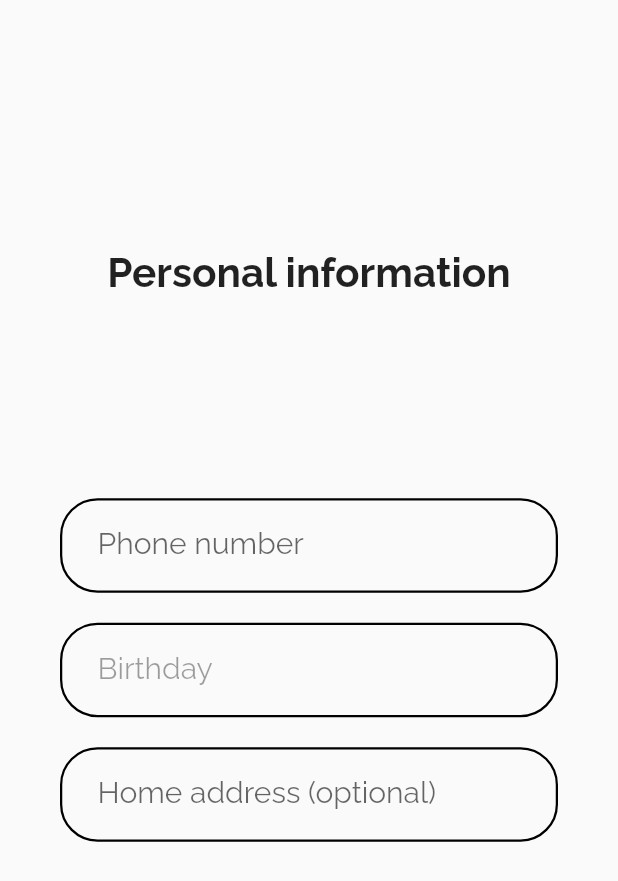
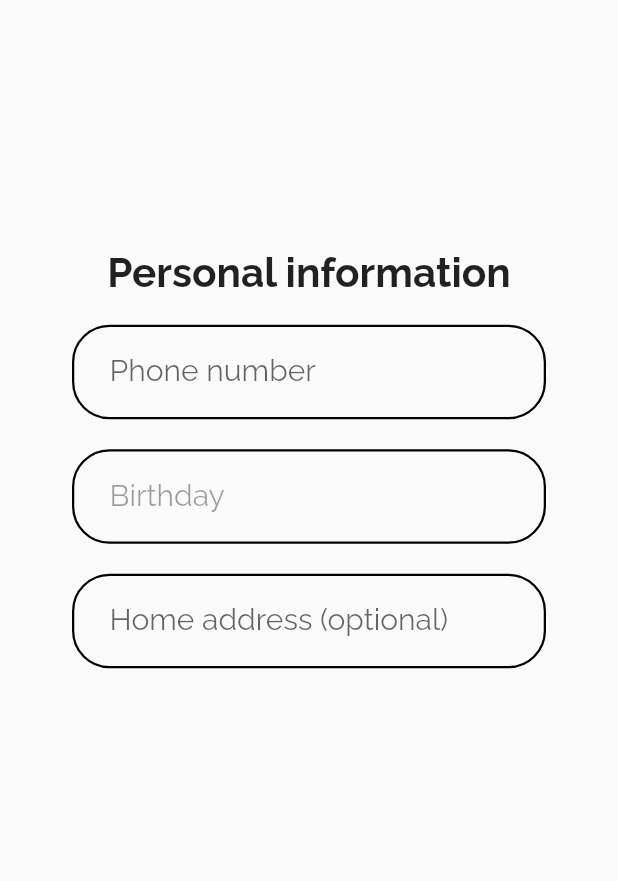
Before and after one commit to CS426FinalProject/eazylearn-frontend, a Flutter app: the PersonalInformationScreen screen opened directly, on a phone screen of 412 x 824 dp. Shown: the top 881 px of the screen. Run offline on Flutter 3.47's test engine with Material 2 defaults, Android fonts, the phone set to English and light mode, and no system bars; our stand-ins replace email_validator.

Commit message:
fix[basic_info_screen, personal_information_screen] render overflow fix
- render overflow when focus on textFormField fixed

```diff
--- a/lib/screens/signup_screens/basic_information_screen.dart
+++ b/lib/screens/signup_screens/basic_information_screen.dart
@@ -52,8 +52,9 @@ class _SignupScreenState extends State<SignupScreen>
               ),
               Expanded(
                 flex: MediaQuery.of(context).viewInsets.bottom == 0 ? 5 : 7,
-                child: Column(
-                  mainAxisAlignment: MainAxisAlignment.center,
+                child: Padding(
+                  padding: const EdgeInsets.all(8.0),
+                  child: ListView(
                     children: [
                       _generateTextFormField(
                           hintText: "First name",
@@ -77,6 +78,7 @@ class _SignupScreenState extends State<SignupScreen>
                             email = value;
                           }),
                     ],
+                  ),
                 ),
               ),
               MediaQuery.of(context).viewInsets.bottom == 0
--- a/lib/screens/signup_screens/personal_information_screen.dart
+++ b/lib/screens/signup_screens/personal_information_screen.dart
@@ -52,8 +52,9 @@ class _PersonalInformationScreenState extends State<PersonalInformationScreen>
               ),
               Expanded(
                 flex: 5,
-                child: Column(
-                  mainAxisAlignment: MainAxisAlignment.center,
+                child: Padding(
+                  padding: const EdgeInsets.all(8.0),
+                  child: ListView(
                     children: [
                       _generateTextFormField(
                           hintText: "Phone number",
@@ -75,6 +76,7 @@ class _PersonalInformationScreenState extends State<PersonalInformationScreen>
                           },
                           type: 2),
                     ],
+                  ),
                 ),
               ),
               MediaQuery.of(context).viewInsets.bottom == 0
```
Lines whose indentation alone changed are shown as unchanged.
